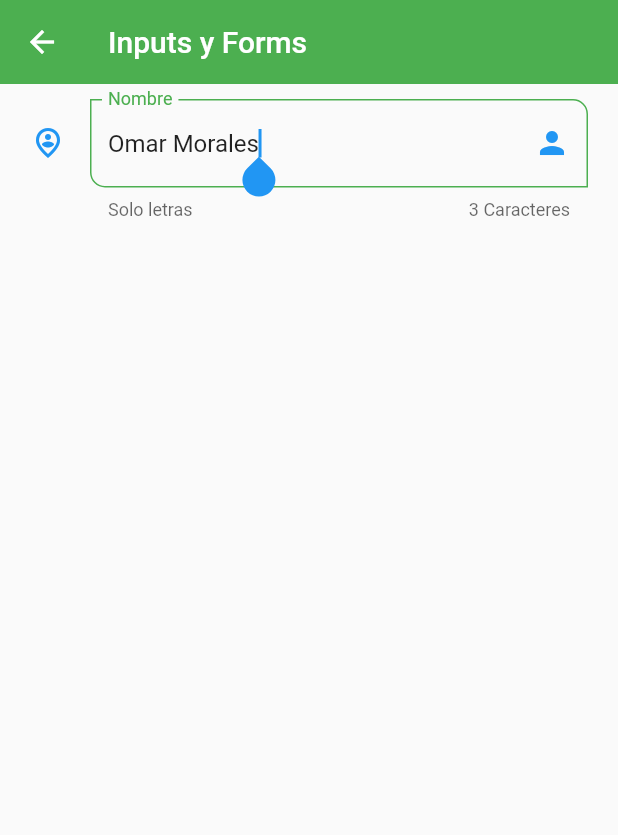
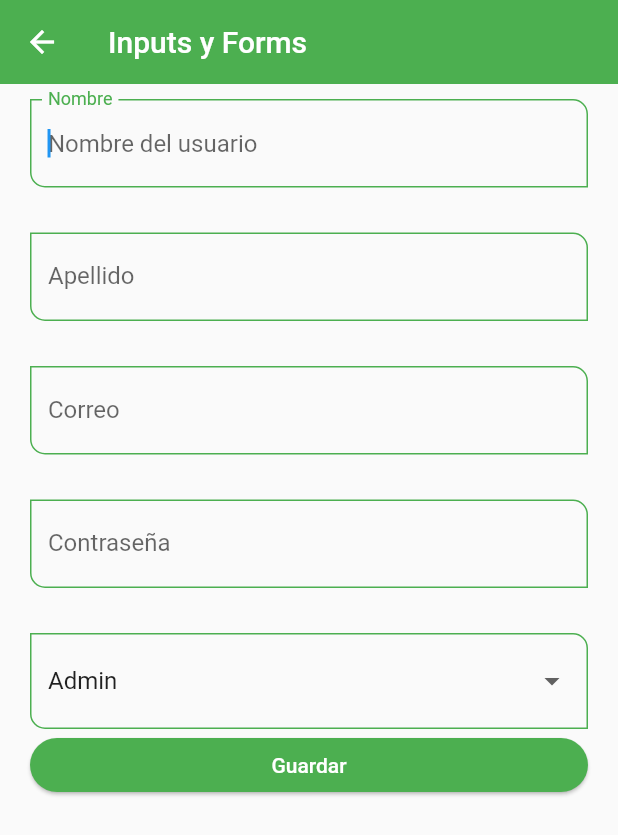
Before and after one commit to pomarmcdrac/components_flutter, a Flutter app: the InputsScreen screen opened by its route, on a phone screen of 412 x 824 dp. Shown: the top 835 px of the screen. Run offline on Flutter 3.47's test engine with Material 2 defaults, Android fonts, the phone set to English and light mode, and no system bars.

Commit message:
Modificaciones hechas el dia 06/05/22

```diff
--- a/lib/router/app_routes.dart
+++ b/lib/router/app_routes.dart
@@ -17,6 +17,7 @@ class AppRoutes {
     MenuOption(route: 'avatar', name: 'Circle Avatar', screen: const AvatarScreen(), icon: Icons.supervised_user_circle_outlined),
     MenuOption(route: 'animated', name: 'Animated Container', screen: const AnimatedScreen(), icon: Icons.play_circle_fill_outlined),
     MenuOption(route: 'inputs', name: 'Text Inputs', screen: const InputsScreen(), icon: Icons.input_outlined),
+    MenuOption(route: 'slider', name: 'Slider && Checks', screen: const SliderScreen(), icon: Icons.social_distance_rounded),
   ];
 
   static Map<String, Widget Function(BuildContext)> getAppRoutes() {
--- a/lib/screens/inputs_screen.dart
+++ b/lib/screens/inputs_screen.dart
@@ -1,3 +1,4 @@
+import 'package:fl_components/widgets/widgets.dart';
 import 'package:flutter/material.dart';
 
 class InputsScreen extends StatelessWidget {
@@ -6,6 +7,17 @@ class InputsScreen extends StatelessWidget {
 
   @override
   Widget build(BuildContext context) {
+
+    final GlobalKey<FormState> myFormKey = GlobalKey<FormState>();
+
+    final Map<String, String> formValues = {
+      'first_name'  :'Omar',
+      'last_name'   :'Morales',
+      'email'       :'pomaral@live.com.mx',
+      'password'    :'123456',
+      'role'        :'Admin',
+    };
+
     return Scaffold(
       appBar: AppBar(
         title: const Text('Inputs y Forms'),
@@ -13,38 +25,53 @@ class InputsScreen extends StatelessWidget {
       body: SingleChildScrollView(
         child: Padding(
           padding: const EdgeInsets.symmetric( horizontal: 20, vertical: 10 ),
+          child: Form(
+            key: myFormKey,
             child: Column(
               children: [
-              TextFormField(
-                autofocus: true,
-                initialValue: 'Omar Morales',
-                textCapitalization: TextCapitalization.words,
+
+                CustomInputField(labelText: 'Nombre', hintText: 'Nombre del usuario', formProperty: 'first_name', formValues: formValues,),
+                const SizedBox( height: 30 ),
+
+                CustomInputField(labelText: 'Apellido', hintText: 'Apallido del usuario', formProperty: 'last_name', formValues: formValues,),
+                const SizedBox( height: 30 ),
+
+                CustomInputField(labelText: 'Correo', hintText: 'Correo del usuario', keyboardType: TextInputType.emailAddress, formProperty: 'email', formValues: formValues,),
+                const SizedBox( height: 30 ),
+
+                CustomInputField(labelText: 'Contraseña', hintText: 'Contraseña del usuario', obscureText: true, formProperty: 'password', formValues: formValues,),
+                const SizedBox( height: 30 ),
+
+                DropdownButtonFormField<String>(
+                  value: 'Admin',
+                  items: const [
+                    DropdownMenuItem( value: 'Admin', child: Text('Admin')),
+                    DropdownMenuItem( value: 'Superuser', child: Text('Superuser')),
+                    DropdownMenuItem( value: 'Developer', child: Text('Developer')),
+                    DropdownMenuItem( value: 'Jr. Developer', child: Text('Jr. Developer')),
+                  ],
                   onChanged: ( value ) {
-                  print( 'value: $value' );
+                    print(value);
+                    formValues['role']= value ?? 'Admin';
+                  }
+                ),
+
+                ElevatedButton(
+                  onPressed: () {
+
+                    FocusScope.of(context).requestFocus( FocusNode() );
+
+                    if ( !myFormKey.currentState!.validate() ) {
+                      print('Formulario no valido');
+                      return;
+                    }
+
+                    //* imprimir valores del formulario
+                    print(formValues);
                   },
-                validator: ( value ) {
-                  if ( value == null ) return 'Este campo es requerido';
-                  return value.length < 3 ? 'Minimo de 3 letras' : null;
-                },
-                autovalidateMode: AutovalidateMode.onUserInteraction,
-                decoration: const InputDecoration(
-                  hintText: 'Nombre de usuario',
-                  labelText: 'Nombre',
-                  helperText: 'Solo letras',
-                  counterText: '3 Caracteres',
-                  suffixIcon: Icon( Icons.person ),
-                  icon: Icon( Icons.person_pin_circle_outlined ),
-                  // focusedBorder: OutlineInputBorder(
-                  //   borderSide: BorderSide(
-                  //     color: Colors.green
-                  //   ),
-                  // ),
-                  // border: OutlineInputBorder(
-                  //   borderRadius: BorderRadius.only(
-                  //     bottomLeft: Radius.circular(10),
-                  //     topRight: Radius.circular(10),
-                  //   ),
-                  // ),
+                  child: const  SizedBox(
+                    width: double.infinity,
+                    child: Center(child: Text('Guardar'))
                   ),
 
                 ),
@@ -52,6 +79,7 @@ class InputsScreen extends StatelessWidget {
             ),
           ),
         ),
+      ),
     );
   }
 }
--- a/lib/screens/screens.dart
+++ b/lib/screens/screens.dart
@@ -6,3 +6,4 @@ export 'package:fl_components/screens/home_screen.dart';
 export 'package:fl_components/screens/inputs_screen.dart';
 export 'package:fl_components/screens/listview1_screen.dart';
 export 'package:fl_components/screens/listview2_screen.dart';
+export 'package:fl_components/screens/slider_screen.dart';
--- a/lib/theme/app_theme.dart
+++ b/lib/theme/app_theme.dart
@@ -44,6 +44,10 @@ class AppTheme {
         borderSide: BorderSide( color: primary),
         borderRadius: BorderRadius.only( bottomLeft: Radius.circular(10), topRight: Radius.circular(10))
       ),
+      border: OutlineInputBorder(
+        borderRadius: BorderRadius.only( bottomLeft: Radius.circular(10), topRight: Radius.circular(10))
+      )
+
 
     )
 
--- /dev/null
+++ b/lib/widgets/custom_input_field.dart
@@ -0,0 +1,66 @@
+import 'package:flutter/material.dart';
+
+class CustomInputField extends StatelessWidget {
+
+  final String? hintText;
+  final String? labelText;
+  final String? helperText;
+  final IconData? icon;
+  final IconData? suffixIcon;
+  final TextInputType? keyboardType;
+  final bool obscureText;
+
+  final String formProperty;
+  final Map<String, String> formValues;
+
+
+  const CustomInputField({
+    Key? key,
+    this.hintText,
+    this.labelText,
+    this.helperText,
+    this.icon,
+    this.suffixIcon,
+    this.keyboardType,
+    this.obscureText = false,
+    required this.formProperty,
+    required this.formValues,
+  }) : super(key: key);
+
+  @override
+  Widget build(BuildContext context) {
+    return TextFormField(
+      autofocus: true,
+      initialValue: '',
+      textCapitalization: TextCapitalization.words,
+      keyboardType: keyboardType,
+      obscureText: obscureText,
+      onChanged: ( value ) => formValues[formProperty] = value,
+      validator: ( value ) {
+        if ( value == null ) return 'Este campo es requerido';
+        return value.length < 3 ? 'Minimo de 3 letras' : null;
+      },
+      autovalidateMode: AutovalidateMode.onUserInteraction,
+      decoration: InputDecoration(
+        hintText: hintText,
+        labelText: labelText,
+        helperText: helperText,
+        // counterText: '3 letras',
+        suffixIcon: suffixIcon == null ? null : Icon( suffixIcon ),
+        icon: icon == null ? null : Icon( icon ),
+        // focusedBorder: OutlineInputBorder(
+        //   borderSide: BorderSide(
+        //     color: Colors.green
+        //   ),
+        // ),
+        // border: OutlineInputBorder(
+        //   borderRadius: BorderRadius.only(
+        //     bottomLeft: Radius.circular(10),
+        //     topRight: Radius.circular(10),
+        //   ),
+        // ),
+      ),
+
+    );
+  }
+}
--- a/lib/widgets/widgets.dart
+++ b/lib/widgets/widgets.dart
@@ -1,2 +1,3 @@
 export 'package:fl_components/widgets/custom_card_type_1.dart';
 export 'package:fl_components/widgets/custom_cart_type_2.dart';
+export 'package:fl_components/widgets/custom_input_field.dart';
```
Also changed, not shown: lib/screens/slider_screen.dart (added, +50 -0 lines). Lines whose indentation alone changed are shown as unchanged.
